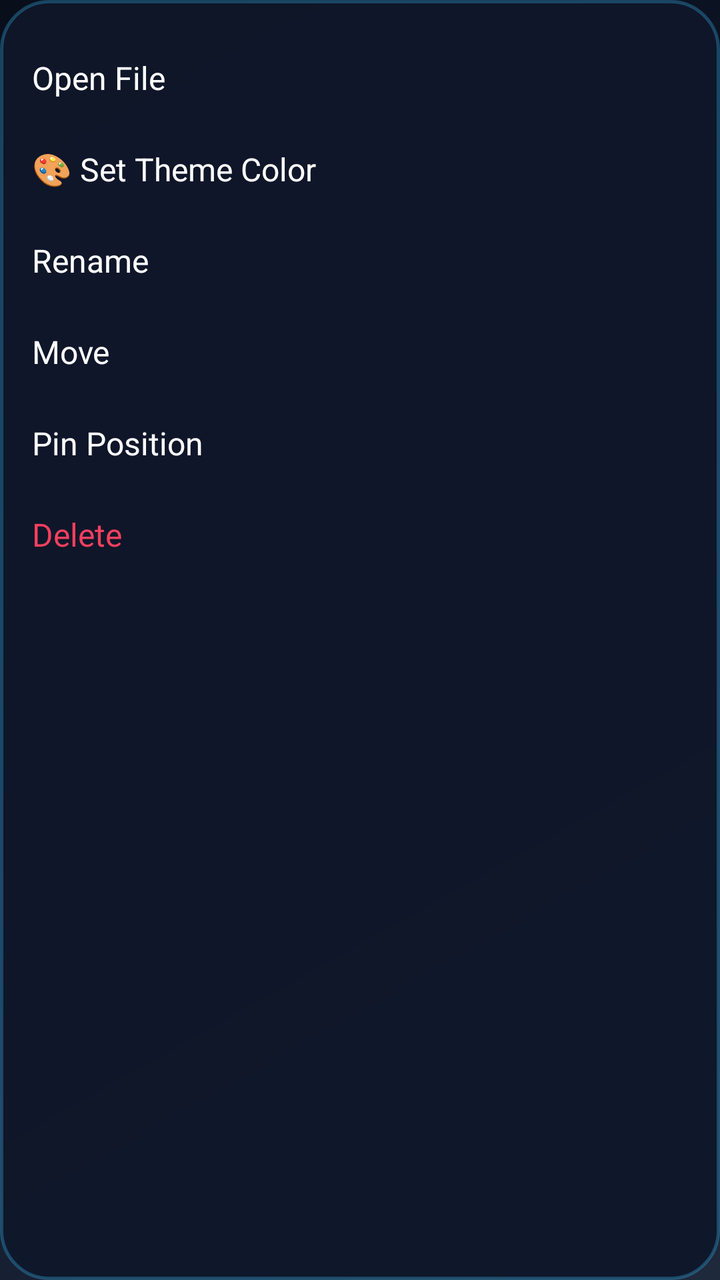
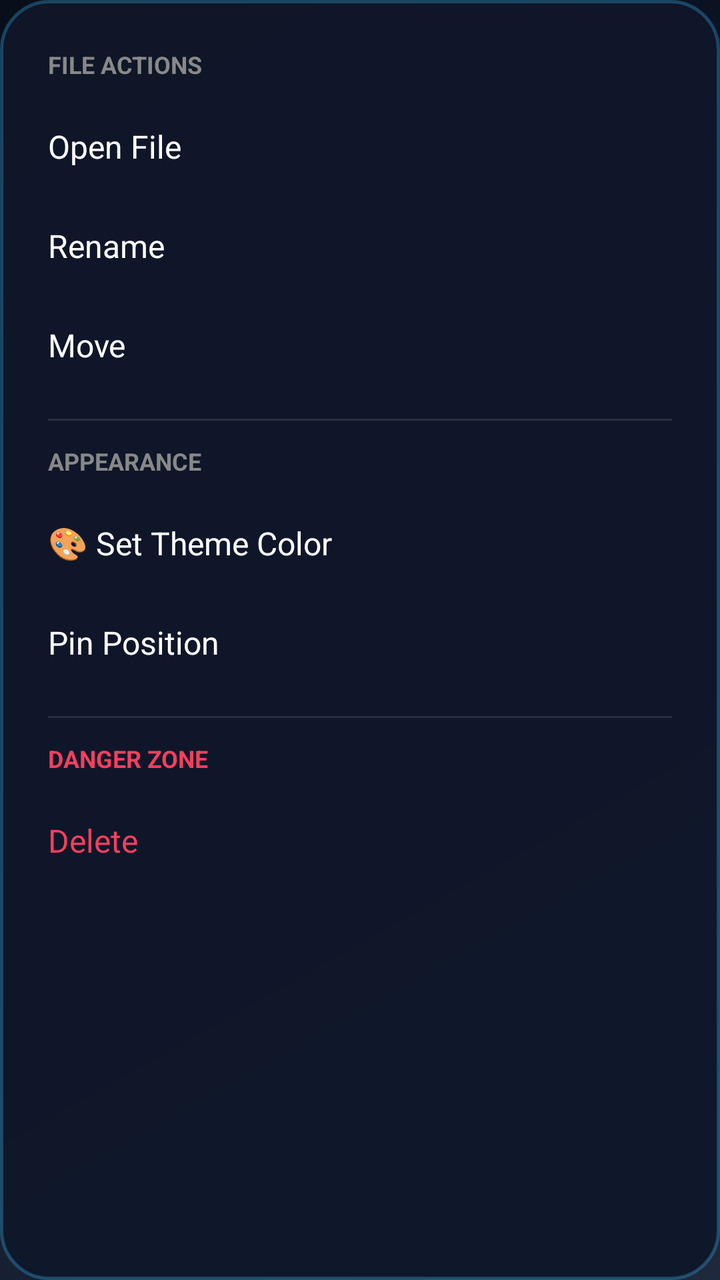

The first picture is an Android layout as it rendered before a commit; the second is the same layout after the commit. The layout source and the unified diff follow.
<!-- AndroidManifest.xml: application theme Theme.PolymathFileSystem -->
<!-- res/layout/layout_node_context_menu.xml -->
<?xml version="1.0" encoding="utf-8"?>
<LinearLayout xmlns:android="http://schemas.android.com/apk/res/android"
    android:layout_width="match_parent"
    android:layout_height="wrap_content"
    android:orientation="vertical"
    android:padding="16dp"
    android:background="@drawable/bg_coachmark_card">

    <TextView
        android:id="@+id/tvOpen"
        android:layout_width="match_parent"
        android:layout_height="wrap_content"
        android:paddingVertical="12dp"
        android:text="Open File"
        android:textColor="#FFFFFF"
        android:textSize="16sp"
        android:background="?attr/selectableItemBackground" />

    <TextView
        android:id="@+id/tvColor"
        android:layout_width="match_parent"
        android:layout_height="wrap_content"
        android:paddingVertical="12dp"
        android:text="🎨 Set Theme Color"
        android:textColor="#FFFFFF"
        android:textSize="16sp"
        android:background="?attr/selectableItemBackground" />

    <TextView
        android:id="@+id/tvRename"
        android:layout_width="match_parent"
        android:layout_height="wrap_content"
        android:paddingVertical="12dp"
        android:text="Rename"
        android:textColor="#FFFFFF"
        android:textSize="16sp"
        android:background="?attr/selectableItemBackground" />

    <TextView
        android:id="@+id/tvMove"
        android:layout_width="match_parent"
        android:layout_height="wrap_content"
        android:paddingVertical="12dp"
        android:text="Move"
        android:textColor="#FFFFFF"
        android:textSize="16sp"
        android:background="?attr/selectableItemBackground" />

    <TextView
        android:id="@+id/tvPin"
        android:layout_width="match_parent"
        android:layout_height="wrap_content"
        android:paddingVertical="12dp"
        android:text="Pin Position"
        android:textColor="#FFFFFF"
        android:textSize="16sp"
        android:background="?attr/selectableItemBackground" />

    <TextView
        android:id="@+id/tvDelete"
        android:layout_width="match_parent"
        android:layout_height="wrap_content"
        android:paddingVertical="12dp"
        android:text="Delete"
        android:textColor="#F43F5E"
        android:textSize="16sp"
        android:background="?attr/selectableItemBackground" />

</LinearLayout>
<!-- resources referenced by this layout -->
<resources>
  <!-- drawable bg_coachmark_card (drawable) -->
  <?xml version="1.0" encoding="utf-8"?>
  <shape xmlns:android="http://schemas.android.com/apk/res/android"
      android:shape="rectangle">
      <solid android:color="#F20F172A" />
      <corners android:radius="24dp" />
      <stroke
          android:width="1.5dp"
          android:color="#4D38BDF8" />
  </shape>
  <style name="Theme.PolymathFileSystem" parent="Theme.Material3.DayNight.NoActionBar">
          <item name="colorPrimary">@color/ocean_primary</item>
          <item name="colorPrimaryDark">@color/ocean_primary_dark</item>
          <item name="colorAccent">@color/ocean_accent</item>
          <item name="android:windowBackground">@drawable/bg_fluid_gradient</item>
      </style>
  <color name="ocean_primary">#0077B6</color>
  <color name="ocean_primary_dark">#03045E</color>
  <color name="ocean_accent">#00B4D8</color>
  <!-- drawable bg_fluid_gradient (drawable) -->
  <?xml version="1.0" encoding="utf-8"?>
  <shape xmlns:android="http://schemas.android.com/apk/res/android"
      android:shape="rectangle">
      <gradient
          android:angle="135"
          android:startColor="#1e293b"
          android:centerColor="#0f172a"
          android:endColor="#080e1a"
          android:type="linear" />
  </shape>
</resources>

<!-- the commit's change to res/layout/layout_node_context_menu.xml (unified diff, before → after) -->
@@ -1,69 +1,130 @@
 <?xml version="1.0" encoding="utf-8"?>
-<LinearLayout xmlns:android="http://schemas.android.com/apk/res/android"
+<androidx.core.widget.NestedScrollView xmlns:android="http://schemas.android.com/apk/res/android"
     android:layout_width="match_parent"
     android:layout_height="wrap_content"
-    android:orientation="vertical"
-    android:padding="16dp"
     android:background="@drawable/bg_coachmark_card">
 
-    <TextView
-        android:id="@+id/tvOpen"
+    <LinearLayout
         android:layout_width="match_parent"
         android:layout_height="wrap_content"
-        android:paddingVertical="12dp"
-        android:text="Open File"
-        android:textColor="#FFFFFF"
-        android:textSize="16sp"
-        android:background="?attr/selectableItemBackground" />
+        android:orientation="vertical"
+        android:paddingTop="24dp"
+        android:paddingBottom="24dp">
+        
+        
+        <TextView
+            android:layout_width="match_parent"
+            android:layout_height="wrap_content"
+            android:text="FILE ACTIONS"
+            android:textColor="#888888"
+            android:textSize="12sp"
+            android:textStyle="bold"
+            android:paddingHorizontal="24dp"
+            android:paddingBottom="8dp" />
 
-    <TextView
-        android:id="@+id/tvColor"
-        android:layout_width="match_parent"
-        android:layout_height="wrap_content"
-        android:paddingVertical="12dp"
-        android:text="🎨 Set Theme Color"
-        android:textColor="#FFFFFF"
-        android:textSize="16sp"
-        android:background="?attr/selectableItemBackground" />
+        <TextView
+            android:id="@+id/tvOpen"
+            android:layout_width="match_parent"
+            android:layout_height="wrap_content"
+            android:paddingVertical="14dp"
+            android:paddingHorizontal="24dp"
+            android:text="Open File"
+            android:textColor="#FFFFFF"
+            android:textSize="16sp"
+            android:background="?attr/selectableItemBackground" />
 
-    <TextView
-        android:id="@+id/tvRename"
-        android:layout_width="match_parent"
-        android:layout_height="wrap_content"
-        android:paddingVertical="12dp"
-        android:text="Rename"
-        android:textColor="#FFFFFF"
-        android:textSize="16sp"
-        android:background="?attr/selectableItemBackground" />
+        <TextView
+            android:id="@+id/tvRename"
+            android:layout_width="match_parent"
+            android:layout_height="wrap_content"
+            android:paddingVertical="14dp"
+            android:paddingHorizontal="24dp"
+            android:text="Rename"
+            android:textColor="#FFFFFF"
+            android:textSize="16sp"
+            android:background="?attr/selectableItemBackground" />
 
-    <TextView
-        android:id="@+id/tvMove"
-        android:layout_width="match_parent"
-        android:layout_height="wrap_content"
-        android:paddingVertical="12dp"
-        android:text="Move"
-        android:textColor="#FFFFFF"
-        android:textSize="16sp"
-        android:background="?attr/selectableItemBackground" />
+        <TextView
+            android:id="@+id/tvMove"
+            android:layout_width="match_parent"
+            android:layout_height="wrap_content"
+            android:paddingVertical="14dp"
+            android:paddingHorizontal="24dp"
+            android:text="Move"
+            android:textColor="#FFFFFF"
+            android:textSize="16sp"
+            android:background="?attr/selectableItemBackground" />
 
-    <TextView
-        android:id="@+id/tvPin"
-        android:layout_width="match_parent"
-        android:layout_height="wrap_content"
-        android:paddingVertical="12dp"
-        android:text="Pin Position"
-        android:textColor="#FFFFFF"
-        android:textSize="16sp"
-        android:background="?attr/selectableItemBackground" />
+        
+        <View
+            android:layout_width="match_parent"
+            android:layout_height="1dp"
+            android:background="#1AFFFFFF"
+            android:layout_marginVertical="12dp"
+            android:layout_marginHorizontal="24dp" />
 
-    <TextView
-        android:id="@+id/tvDelete"
-        android:layout_width="match_parent"
-        android:layout_height="wrap_content"
-        android:paddingVertical="12dp"
-        android:text="Delete"
-        android:textColor="#F43F5E"
-        android:textSize="16sp"
-        android:background="?attr/selectableItemBackground" />
+        
+        <TextView
+            android:layout_width="match_parent"
+            android:layout_height="wrap_content"
+            android:text="APPEARANCE"
+            android:textColor="#888888"
+            android:textSize="12sp"
+            android:textStyle="bold"
+            android:paddingHorizontal="24dp"
+            android:paddingBottom="8dp" />
 
-</LinearLayout>
+        <TextView
+            android:id="@+id/tvColor"
+            android:layout_width="match_parent"
+            android:layout_height="wrap_content"
+            android:paddingVertical="14dp"
+            android:paddingHorizontal="24dp"
+            android:text="🎨 Set Theme Color"
+            android:textColor="#FFFFFF"
+            android:textSize="16sp"
+            android:background="?attr/selectableItemBackground" />
+
+        <TextView
+            android:id="@+id/tvPin"
+            android:layout_width="match_parent"
+            android:layout_height="wrap_content"
+            android:paddingVertical="14dp"
+            android:paddingHorizontal="24dp"
+            android:text="Pin Position"
+            android:textColor="#FFFFFF"
+            android:textSize="16sp"
+            android:background="?attr/selectableItemBackground" />
+
+        
+        <View
+            android:layout_width="match_parent"
+            android:layout_height="1dp"
+            android:background="#1AFFFFFF"
+            android:layout_marginVertical="12dp"
+            android:layout_marginHorizontal="24dp" />
+
+        
+        <TextView
+            android:layout_width="match_parent"
+            android:layout_height="wrap_content"
+            android:text="DANGER ZONE"
+            android:textColor="#F43F5E"
+            android:textSize="12sp"
+            android:textStyle="bold"
+            android:paddingHorizontal="24dp"
+            android:paddingBottom="8dp" />
+
+        <TextView
+            android:id="@+id/tvDelete"
+            android:layout_width="match_parent"
+            android:layout_height="wrap_content"
+            android:paddingVertical="14dp"
+            android:paddingHorizontal="24dp"
+            android:text="Delete"
+            android:textColor="#F43F5E"
+            android:textSize="16sp"
+            android:background="?attr/selectableItemBackground" />
+
+    </LinearLayout>
+</androidx.core.widget.NestedScrollView>
